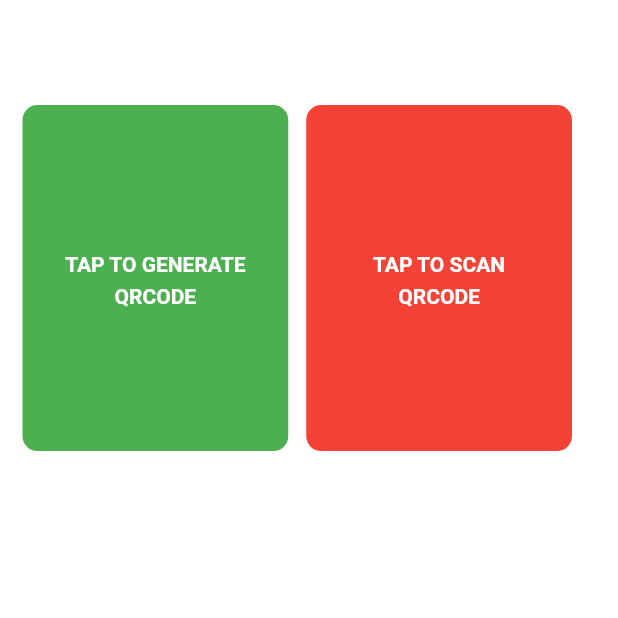
After one commit to battucave/coupon, a Flutter app: the GenerateQrScreen screen opened directly, on a phone screen of 412 x 824 dp, the top half of it. The commit adds this screen. Run offline on Flutter 3.47's test engine with Material 2 defaults, Android fonts, the light colour scheme and no system bars; our stand-ins replace cached_network_image, carousel_slider, confetti, get, image_picker, qr_flutter and 1 more; missing offline and left inert: flutter_libphonenumber, image_network, image_picker_for_web, qr_code_scanner, shared_preferences_web; accounts and stored records are empty.

Commit message:
Add QrCode Sample

```diff
--- /dev/null
+++ b/lib/qr_code/gererate_qr_screen.dart
@@ -0,0 +1,177 @@
+
+import 'package:flutter/cupertino.dart';
+import 'package:flutter/material.dart';
+import 'package:logan/views/styles/b_style.dart';
+import 'package:qr_flutter/qr_flutter.dart';
+import 'camScanCodeQR.dart';
+
+
+
+
+class GenerateQrScreen extends StatefulWidget {
+  const GenerateQrScreen({Key? key}) : super(key: key);
+
+  @override
+  _GenerateQrScreenState createState() => _GenerateQrScreenState();
+}
+
+class _GenerateQrScreenState extends State<GenerateQrScreen> {
+
+  String codeQrInformation = "BOL: Coupns information Here";
+
+
+
+  showQRCode(BuildContext context) {
+    return showDialog(
+      context: context,
+      builder: (context) =>
+          AlertDialog(
+            content: SingleChildScrollView(
+                child: Column(children: [
+                  Container(
+                    child: Container(
+                      padding: EdgeInsets.all(5),
+                      decoration:
+                      BoxDecoration(borderRadius: BorderRadius.circular(1)),
+                      child: Column(
+                        children: <Widget>[
+                          Container(
+                            child: const Text(
+                              'Coupon QRCode',
+                              style: TextStyle(
+                                  fontWeight: FontWeight.bold, fontSize: 16,
+                                  fontFamily: 'Rubik'),
+                            ),
+                          ),
+                          const SizedBox(
+                            height: 15,
+                          ),
+                          Column(
+                              mainAxisAlignment: MainAxisAlignment.center,
+                              children: [
+                                Column(
+                                  children: [
+                                    QrImage(
+                                      data: codeQrInformation,
+                                      version: QrVersions.auto,
+                                      size: 200.0,
+                                    ),
+                                  ],
+                                )
+                              ]),
+                          Container(
+                            //child: Image.asset('assets/png/qrCode.png', height: 180,),
+                          ),
+                          const SizedBox(
+                            height: 15,
+                          ),
+
+                        ],
+                      ),
+                    ),
+                  ),
+                ])),
+          ),
+    );
+  }
+
+
+  @override
+  Widget build(BuildContext context) {
+
+    return Scaffold(
+
+        body: Column(
+          children: <Widget>[
+            Container(
+              padding: const EdgeInsets.only(
+                  right: 15, left: 15, bottom: 20, top: 70),
+              child: Row(
+                mainAxisSize: MainAxisSize.min,
+                children: <Widget>[
+                  GestureDetector(
+                    onTap: () async {
+                      showQRCode(context);
+                    },
+                    child: Container(
+                      decoration: BoxDecoration(
+                        borderRadius: BorderRadius.circular(10),
+                        color:Colors.green,
+                      ),
+                      padding: const EdgeInsets.all(12),
+                      height: MediaQuery
+                          .of(context)
+                          .size
+                          .height * 0.28,
+                      width: MediaQuery
+                          .of(context)
+                          .size
+                          .width * 0.43,
+                      child: const Center(
+                        child: Text(
+                          "TAP TO GENERATE QRCODE",
+                          textAlign: TextAlign.center,
+                          style:TextStyle(
+                            height: 1.5,
+                            color: Colors.white,
+                            fontWeight: FontWeight.w600
+                          ),
+
+
+                        ),
+                      ),
+
+
+                    ),
+                  ),
+
+                  const SizedBox(
+                    width: 12,
+                  ),
+                  GestureDetector(
+                      onTap: () {
+                        Navigator.push(
+                            context,
+                            MaterialPageRoute(
+                                builder: (context) => const ScanScreen()));
+                      },
+                      child: Container(
+                        decoration: BoxDecoration(
+                          borderRadius: BorderRadius.circular(10),
+                          color: Colors.red,
+                        ),
+                        height: MediaQuery
+                            .of(context)
+                            .size
+                            .height * 0.28,
+                        width: MediaQuery
+                            .of(context)
+                            .size
+                            .width * 0.43,
+                        child: const Center(
+                          child: Text(
+                            "TAP TO SCAN \nQRCODE",
+                            textAlign: TextAlign.center,
+                            style:TextStyle(
+                                height: 1.5,
+                                color: Colors.white,
+                                fontWeight: FontWeight.w600
+                            ),
+
+
+                          ),
+                        ),
+
+                      )
+                  )
+                ],
+              ),
+            ),
+
+
+          ],
+        )
+
+    );
+  }
+}
--- a/pubspec.yaml
+++ b/pubspec.yaml
@@ -45,6 +45,9 @@ dependencies:
   confetti: ^0.7.0
   intl: ^0.17.0
   flutter_libphonenumber: ^1.2.4
+  flutter_barcode_scanner: ^2.0.0
+  qr_flutter: ^4.0.0
+  qr_code_scanner: ^1.0.0
 
 
 
```
Also changed, not shown: lib/qr_code/camScanCodeQR.dart (added, +206 -0 lines), lib/views/screens/home/home_screen.dart (+10 -3 lines), 3 other files.
